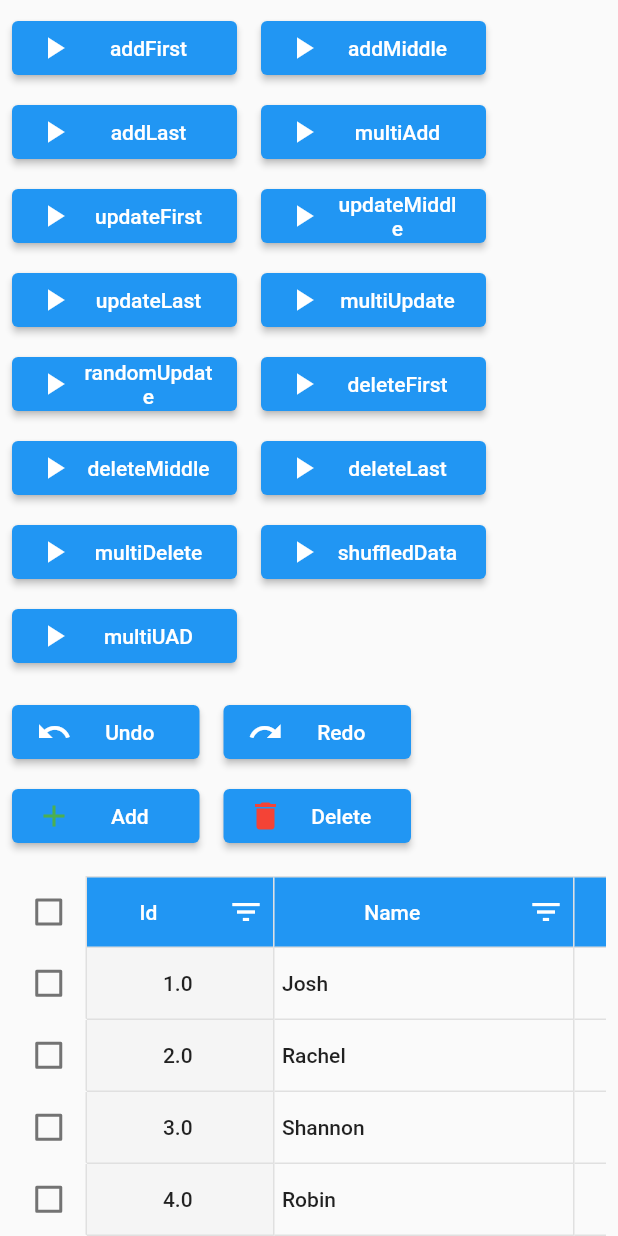
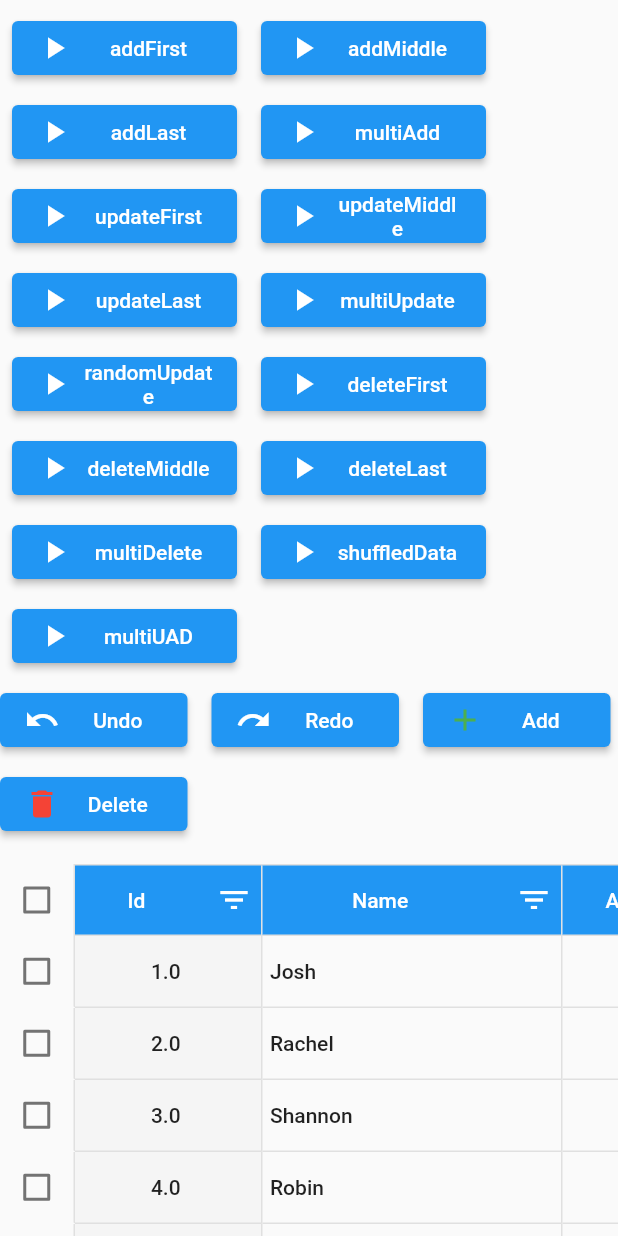
Before and after one commit to Joshua-W-Adams/premo_table, a Flutter app: the screen it shows after launch, on a phone screen of 412 x 824 dp. Run offline on Flutter 3.47's test engine with Material 2 defaults, Android fonts, the phone set to English and light mode, and no system bars.

```diff
--- a/example/lib/main.dart
+++ b/example/lib/main.dart
@@ -111,7 +111,6 @@ class _HomePageState extends State<HomePage> {
 
         return true;
       },
-
       onUpdate: (item, col, value) async {
         /// store item details in model instance
         if (col == 0) {
@@ -132,6 +131,12 @@ class _HomePageState extends State<HomePage> {
         return mockDataService.releaseClone(
           data: _tableBloc!.tableState!.dataCache,
         );
+      },
+      onAdd: () {
+        return mockDataService.add();
+      },
+      onDelete: (item) {
+        return mockDataService.delete(item, _tableBloc!.tableState!.dataCache);
       },
     );
   }
@@ -164,12 +169,7 @@ class _HomePageState extends State<HomePage> {
             onTap: () {
               _tableBloc!.deselect();
             },
-            child: ListView.builder(
-              itemCount: 2,
-              itemBuilder: (context, index) {
-                Widget child;
-                if (index == 0) {
-                  child = Column(
+            child: Column(
               children: [
                 /// Table header
                 TableActions(
@@ -185,27 +185,49 @@ class _HomePageState extends State<HomePage> {
                   ),
                 ),
               ],
-                  );
-                } else if (index == 1) {
-                  child = Listener(
-                    onPointerDown: (_) {
-                      _tableBloc!.deselect();
-                    },
-                    child: SampleDataTable(),
-                  );
-                } else {
-                  child = Container();
-                }
-                return Container(
-                  alignment: Alignment.center,
-                  height: 500,
-                  child: Padding(
-                    padding: const EdgeInsets.all(8.0),
-                    child: child,
             ),
-                );
-              },
-            ),
+            // child: ListView.builder(
+            //   itemCount: 2,
+            //   itemBuilder: (context, index) {
+            //     Widget child;
+            //     if (index == 0) {
+            //       child = Column(
+            //         children: [
+            //           /// Table header
+            //           TableActions(
+            //             onUndo: () {},
+            //             onRedo: () {},
+            //             onAdd: () {},
+            //             onDelete: () {},
+            //           ),
+            //           SizedBox(height: 16.0),
+            //           Expanded(
+            //             child: PremoTableBuilder<SampleDataModel>(
+            //               tableBloc: _tableBloc!,
+            //             ),
+            //           ),
+            //         ],
+            //       );
+            //     } else if (index == 1) {
+            //       child = Listener(
+            //         onPointerDown: (_) {
+            //           _tableBloc!.deselect();
+            //         },
+            //         child: SampleDataTable(),
+            //       );
+            //     } else {
+            //       child = Container();
+            //     }
+            //     return Container(
+            //       alignment: Alignment.center,
+            //       height: 500,
+            //       child: Padding(
+            //         padding: const EdgeInsets.all(8.0),
+            //         child: child,
+            //       ),
+            //     );
+            //   },
+            // ),
           ),
         ),
       ],
```
Also changed, not shown: example/lib/services/mock_data_service.dart (+20 -1 lines), lib/table_bloc.dart (+75 -38 lines). Lines whose indentation alone changed are shown as unchanged.
